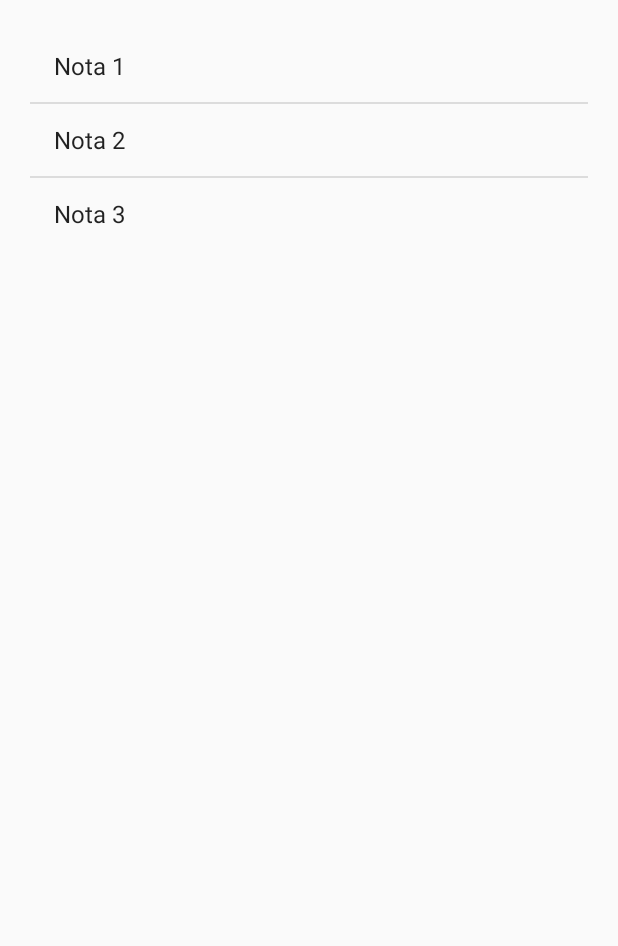
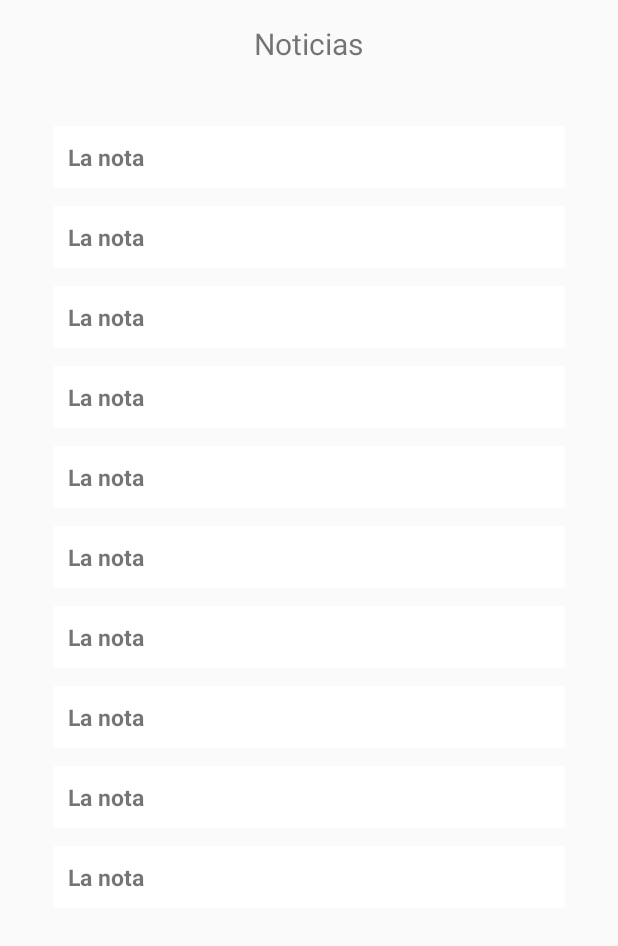
Before and after one commit to NoeliaIm/comunicaT, an Android app: the NoticiasActivity screen opened directly, with no data from a screen before it, on a phone screen of 412 x 824 dp, the part 84-1030 px from its top. Run offline under Robolectric (Android 15) with nearby library versions, the phone set to English and light mode, and no system bars.

Commit message:
cardView for notes, refactor project structure

```diff
--- a/app/build.gradle
+++ b/app/build.gradle
@@ -25,9 +25,11 @@ android {
 
 dependencies {
     implementation fileTree(dir: 'libs', include: ['*.jar'])
-
     implementation 'androidx.appcompat:appcompat:1.1.0'
     implementation 'androidx.constraintlayout:constraintlayout:1.1.3'
+    implementation 'com.android.support:cardview-v7:28.0.0'
+    implementation 'com.android.support:design:28.0.0'
+    implementation 'androidx.cardview:cardview:1.0.0'
     testImplementation 'junit:junit:4.13'
     androidTestImplementation 'androidx.test.ext:junit:1.1.1'
     androidTestImplementation 'androidx.test.espresso:espresso-core:3.2.0'
--- a/app/src/main/AndroidManifest.xml
+++ b/app/src/main/AndroidManifest.xml
@@ -20,7 +20,7 @@
         </activity>
         <activity android:name=".RegisterActivity"></activity>
         <activity android:name=".LoginActivity"></activity>
-        <activity android:name=".NoticiasActivity"></activity>
+        <activity android:name=".notes.NoticiasActivity"></activity>
         <activity android:name=".DetailNoticeActiviy"></activity>
     </application>
     <uses-permission android:name="android.permission.INTERNET" />
--- a/app/src/main/java/com/example/comunicat/LoginActivity.java
+++ b/app/src/main/java/com/example/comunicat/LoginActivity.java
@@ -6,10 +6,9 @@ import android.view.Gravity;
 import android.view.View;
 import android.widget.Button;
 import android.widget.EditText;
-import android.widget.TextView;
 import android.widget.Toast;
 
-import com.example.comunicat.utils.Constants;
+import com.example.comunicat.notes.NoticiasActivity;
 
 import java.sql.Connection;
 import java.sql.DriverManager;
@@ -18,7 +17,6 @@ import java.sql.ResultSet;
 import java.sql.SQLException;
 
 import androidx.annotation.Nullable;
-import androidx.appcompat.app.AppCompatActivity;
 
 public class LoginActivity extends MainActivity {
     Connection conexionMySQL = null;
--- a/app/src/main/java/com/example/comunicat/NoticiasActivity.java
+++ /dev/null
@@ -1,37 +0,0 @@
-package com.example.comunicat;
-
-
-import android.content.Intent;
-import android.os.Bundle;
-import android.view.View;
-import android.widget.AdapterView;
-import android.widget.ArrayAdapter;
-import android.widget.ListView;
-
-import com.example.comunicat.utils.Constants;
-
-public class NoticiasActivity extends MainActivity {
-    private ListView lvNotes;
-    @Override
-    protected void onCreate(Bundle savedInstanceState) {
-        super.onCreate(savedInstanceState);
-        setContentView(R.layout.noticias_main);
-        lvNotes = findViewById(R.id.lvNotes);
-        final String[] values = new String[]{
-                "Nota 1", "Nota 2", "Nota 3"
-        };
-
-        ArrayAdapter<String> adapter = new ArrayAdapter<>(NoticiasActivity.this, android.R.layout.simple_list_item_1, values);
-        lvNotes.setAdapter(adapter);
-
-        lvNotes.setOnItemClickListener(new AdapterView.OnItemClickListener(){
-            @Override
-            public void onItemClick(AdapterView<?> parent, View view, int position, long id) {
-                Intent intent= new Intent(NoticiasActivity.this, DetailNoticeActiviy.class);
-                intent.putExtra(Constants.EXTRA_NOTE_TITLE, values[position]);
-                startActivity(intent);
-            }
-
-        });
-    }
-}
--- a/app/src/main/java/com/example/comunicat/RegisterActivity.java
+++ b/app/src/main/java/com/example/comunicat/RegisterActivity.java
@@ -8,14 +8,13 @@ import android.widget.Button;
 import android.widget.EditText;
 import android.widget.Toast;
 
+import com.example.comunicat.notes.NoticiasActivity;
 import com.mysql.jdbc.exceptions.jdbc4.MySQLIntegrityConstraintViolationException;
 
 import java.sql.Connection;
 import java.sql.DriverManager;
 import java.sql.PreparedStatement;
 import java.sql.SQLException;
-
-import androidx.appcompat.app.AppCompatActivity;
 
 public class RegisterActivity extends MainActivity {
 
--- /dev/null
+++ b/app/src/main/java/com/example/comunicat/notes/NoteViewHolder.java
@@ -0,0 +1,23 @@
+package com.example.comunicat.notes;
+
+import android.view.View;
+import android.widget.LinearLayout;
+import android.widget.TextView;
+
+import com.example.comunicat.R;
+
+import androidx.annotation.NonNull;
+import androidx.recyclerview.widget.RecyclerView;
+
+public class NoteViewHolder extends RecyclerView.ViewHolder {
+
+    LinearLayout llNoteContainer;
+    TextView tvItemNoteTitle;
+
+    public NoteViewHolder(@NonNull View v) {
+        super(v);
+
+        llNoteContainer = v.findViewById(R.id.llNoteContainer);
+        tvItemNoteTitle= v.findViewById(R.id.tvItemNoteTitle);
+    }
+}
--- /dev/null
+++ b/app/src/main/java/com/example/comunicat/notes/NotesAdapter.java
@@ -0,0 +1,30 @@
+package com.example.comunicat.notes;
+
+import android.view.LayoutInflater;
+import android.view.View;
+import android.view.ViewGroup;
+
+import com.example.comunicat.R;
+
+import androidx.annotation.NonNull;
+import androidx.recyclerview.widget.RecyclerView;
+
+public class NotesAdapter extends RecyclerView.Adapter<NoteViewHolder> {
+    @NonNull
+    @Override
+    public NoteViewHolder onCreateViewHolder(@NonNull ViewGroup parent, int viewType) {
+        View v= LayoutInflater.from(parent.getContext())
+                .inflate(R.layout.item_note, parent, false);
+        return new NoteViewHolder(v);
+    }
+
+    @Override
+    public void onBindViewHolder(@NonNull NoteViewHolder holder, int position) {
+
+    }
+
+    @Override
+    public int getItemCount() {
+        return 10;
+    }
+}
--- /dev/null
+++ b/app/src/main/java/com/example/comunicat/notes/NoticiasActivity.java
@@ -0,0 +1,32 @@
+package com.example.comunicat.notes;
+
+
+import android.os.Bundle;
+
+import com.example.comunicat.MainActivity;
+import com.example.comunicat.R;
+
+import androidx.recyclerview.widget.LinearLayoutManager;
+import androidx.recyclerview.widget.RecyclerView;
+
+public class NoticiasActivity extends MainActivity {
+
+    private RecyclerView rdNotes;
+
+    @Override
+    protected void onCreate(Bundle savedInstanceState) {
+        super.onCreate(savedInstanceState);
+        setContentView(R.layout.noticias_main);
+        setRecyclerViewData();
+
+    }
+
+    public void setRecyclerViewData() {
+        rdNotes = findViewById(R.id.rdNotes);
+        NotesAdapter adapter= new NotesAdapter();
+        rdNotes.setAdapter(adapter);
+        rdNotes.setHasFixedSize(true);
+        RecyclerView.LayoutManager manager = new LinearLayoutManager(NoticiasActivity.this);
+        rdNotes.setLayoutManager(manager);
+    }
+}
--- /dev/null
+++ b/app/src/main/res/layout/item_note.xml
@@ -0,0 +1,32 @@
+<?xml version="1.0" encoding="utf-8"?>
+<androidx.cardview.widget.CardView xmlns:android="http://schemas.android.com/apk/res/android"
+    android:layout_width="match_parent"
+    android:layout_height="wrap_content"
+    android:layout_marginBottom="6dp"
+    android:layout_marginLeft="15dp"
+    android:layout_marginRight="15dp"
+    android:layout_marginTop="6dp">
+
+    <LinearLayout
+        android:id="@+id/llNoteContainer"
+        android:layout_width="match_parent"
+        android:layout_height="wrap_content"
+        android:orientation="vertical"
+        android:padding="10dp">
+
+        <TextView
+            android:id="@+id/tvItemNoteTitle"
+            android:layout_width="wrap_content"
+            android:layout_height="wrap_content"
+            android:text="La nota"
+            android:textStyle="bold"
+            android:textSize="15sp" />
+        <!--<TextView
+            android:id="@+id/tvNoteBody"
+            android:layout_width="wrap_content"
+            android:layout_height="wrap_content"
+            android:textSize="12dp"
+            android:text="contenido de la nota"/>-->
+
+    </LinearLayout>
+</androidx.cardview.widget.CardView>
--- a/app/src/main/res/layout/noticias_main.xml
+++ b/app/src/main/res/layout/noticias_main.xml
@@ -4,11 +4,20 @@
     android:layout_height="match_parent"
     android:orientation="vertical">
 
-    <ListView
-        android:id="@+id/lvNotes"
+    <TextView
+        android:layout_width="wrap_content"
+        android:layout_height="wrap_content"
+        android:layout_gravity="center"
+        android:layout_margin="10dp"
+        android:padding="5dp"
+        android:text="Noticias"
+        android:textSize="20dp"/>
+
+    <androidx.recyclerview.widget.RecyclerView
+        android:id="@+id/rdNotes"
         android:layout_margin="20dp"
         android:layout_width="match_parent"
-        android:layout_height="wrap_content" />
+        android:layout_height="match_parent" />
 
 
 </LinearLayout>
```
